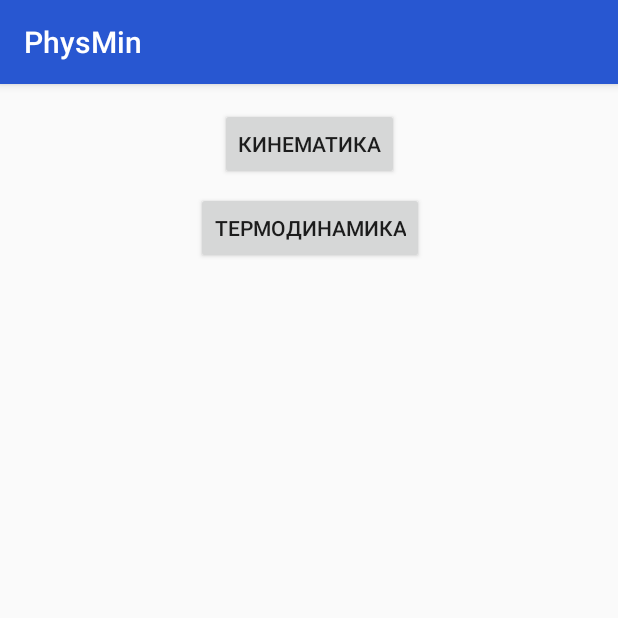
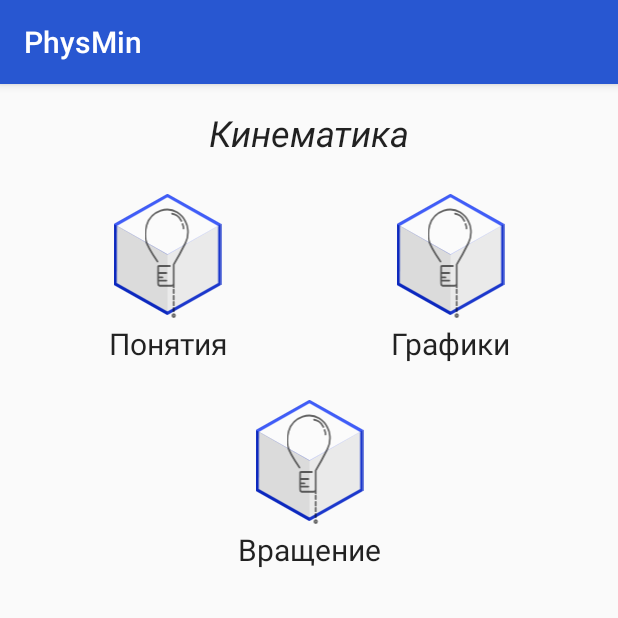
Before and after one commit to IgorKhramtsov/physmin-android, an Android app: the screen it shows after launch (MainActivity), on a phone screen of 412 x 824 dp, the top half of it. Run offline under Robolectric (Android 15) with nearby library versions, the phone set to English and light mode, and no system bars.

Commit message:
Fixing, polishing * Quiz views sizing * View groups now render out of center

```diff
--- a/app/src/main/java/com/example/physmin/activities/MainActivity.kt
+++ b/app/src/main/java/com/example/physmin/activities/MainActivity.kt
@@ -1,11 +1,13 @@
 package com.example.physmin.activities
 
+import android.content.Intent
 import android.net.Uri
 import androidx.appcompat.app.AppCompatActivity
 import android.os.Bundle
 import com.example.physmin.R
 import com.example.physmin.fragments.FragmentSubjectKinematic
 import com.example.physmin.fragments.FragmentSubjects
+import kotlinx.android.synthetic.main.activity_testing.*
 import org.json.JSONArray
 import org.json.JSONObject
 
@@ -14,6 +16,11 @@ class MainActivity : AppCompatActivity(), FragmentSubjects.OnFragmentInteraction
     override fun onCreate(savedInstanceState: Bundle?) {
         super.onCreate(savedInstanceState)
         setContentView(R.layout.activity_tests_subjects)
+
+        menuItemView_concept.setOnClickListener {
+            val intent = Intent(this, TestActivity::class.java)
+            startActivity(intent)
+        }
     }
 
     override fun onFragmentInteraction(uri: Uri) {
--- a/app/src/main/res/layout/activity_tests_subjects.xml
+++ b/app/src/main/res/layout/activity_tests_subjects.xml
@@ -6,13 +6,73 @@
     android:layout_height="match_parent"
     tools:context=".activities.MainActivity">
 
-    <fragment
-        android:layout_width="match_parent"
-        android:layout_height="match_parent"
-        android:id="@+id/test_host_fragment"
-        android:name="androidx.navigation.fragment.NavHostFragment"
-        app:navGraph="@navigation/mobile_navigation"
-        app:defaultNavHost="true"
-        />
+    <TextView
+        android:id="@+id/textView5"
+        android:layout_width="wrap_content"
+        android:layout_height="wrap_content"
+        android:layout_marginStart="8dp"
+        android:layout_marginLeft="8dp"
+        android:layout_marginTop="16dp"
+        android:layout_marginEnd="8dp"
+        android:layout_marginRight="8dp"
+        android:text="Кинематика"
+        android:textSize="24sp"
+        android:textStyle="italic"
+        app:layout_constraintEnd_toEndOf="parent"
+        app:layout_constraintStart_toStartOf="parent"
+        app:layout_constraintTop_toTopOf="parent" />
+
+    <com.example.physmin.views.MenuItemView
+        android:id="@+id/menuItemView_concept"
+        android:layout_width="127dp"
+        android:layout_height="113dp"
+        android:layout_marginStart="8dp"
+        android:layout_marginLeft="8dp"
+        android:layout_marginTop="24dp"
+        android:layout_marginEnd="8dp"
+        android:layout_marginRight="8dp"
+        app:itemBack_icon="@drawable/ic_menuitem_back"
+        app:itemIcon="@drawable/ic_concept_icon"
+        app:itemTitle="Понятия"
+        app:layout_constraintEnd_toStartOf="@+id/guideline"
+        app:layout_constraintHorizontal_bias="0.64"
+        app:layout_constraintStart_toStartOf="parent"
+        app:layout_constraintTop_toBottomOf="@+id/textView5" />
+
+    <com.example.physmin.views.MenuItemView
+        android:id="@+id/menuItemView_graphics"
+        android:layout_width="127dp"
+        android:layout_height="113dp"
+        android:layout_marginStart="8dp"
+        android:layout_marginLeft="8dp"
+        android:layout_marginTop="24dp"
+        android:layout_marginEnd="8dp"
+        android:layout_marginRight="8dp"
+        app:itemBack_icon="@drawable/ic_menuitem_back"
+        app:itemIcon="@drawable/ic_concept_icon"
+        app:itemTitle="Графики"
+        app:layout_constraintEnd_toEndOf="parent"
+        app:layout_constraintHorizontal_bias="0.36"
+        app:layout_constraintStart_toStartOf="@+id/guideline"
+        app:layout_constraintTop_toBottomOf="@+id/textView5" />
+
+    <com.example.physmin.views.MenuItemView
+        android:id="@+id/menuItemView_rotation"
+        android:layout_width="127dp"
+        android:layout_height="113dp"
+        android:layout_marginTop="24dp"
+        app:itemBack_icon="@drawable/ic_menuitem_back"
+        app:itemIcon="@drawable/ic_concept_icon"
+        app:itemTitle="Вращение"
+        app:layout_constraintEnd_toEndOf="parent"
+        app:layout_constraintStart_toStartOf="parent"
+        app:layout_constraintTop_toBottomOf="@+id/menuItemView_graphics" />
+
+    <androidx.constraintlayout.widget.Guideline
+        android:id="@+id/guideline"
+        android:layout_width="wrap_content"
+        android:layout_height="wrap_content"
+        android:orientation="vertical"
+        app:layout_constraintGuide_percent=".5" />
 
 </androidx.constraintlayout.widget.ConstraintLayout>
--- a/app/src/main/res/layout/fragment_test_graph2graph.xml
+++ b/app/src/main/res/layout/fragment_test_graph2graph.xml
@@ -82,11 +82,13 @@
         android:orientation="vertical"
         android:paddingTop="16dp"
         android:paddingBottom="16dp"
+        app:horizontalSpacing="8dp"
         app:layout_constraintBottom_toBottomOf="parent"
         app:layout_constraintEnd_toEndOf="parent"
         app:layout_constraintStart_toStartOf="parent"
         app:layout_constraintTop_toBottomOf="@+id/settableGroup_g2g"
         app:layout_constraintVertical_bias="0.0"
+        app:verticalSpacing="8dp"
         tools:layout_editor_absoluteY="234dp" />
 
 </com.example.physmin.views.TestConstraintLayout>
--- /dev/null
+++ b/app/src/main/res/values/attrs_pickable_group.xml
@@ -0,0 +1,6 @@
+<resources>
+    <declare-styleable name="GroupPickable">
+        <attr name="verticalSpacing" format="dimension" />
+        <attr name="horizontalSpacing" format="dimension" />
+    </declare-styleable>
+</resources>
```
Also changed, not shown: app/src/main/java/com/example/physmin/fragments/tests/FragmentTestGraph2Graph.kt (+2 -1 lines), app/src/main/java/com/example/physmin/fragments/tests/FragmentTestGraph2Graph2.kt (+5 -2 lines), app/src/main/java/com/example/physmin/views/GroupPickable.kt (+25 -17 lines), app/src/main/java/com/example/physmin/views/GroupSettable.kt (+17 -22 lines), app/src/main/res/layout/activity_test.xml (+7 -5 lines), app/src/main/res/layout/fragment_test_graph2graph_2.xml (+48 -32 lines).
